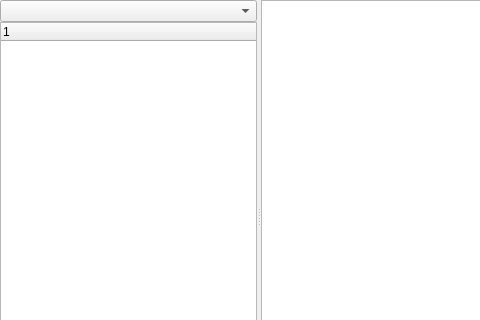
This is lib/util/flowchart/FlowchartTemplate.ui in acq4/acq4 as Qt 5 draws it before an edit; both pictures show x 0 to 480 and y 0 to 320 of the 779 by 454 pixel window. The edited form follows.
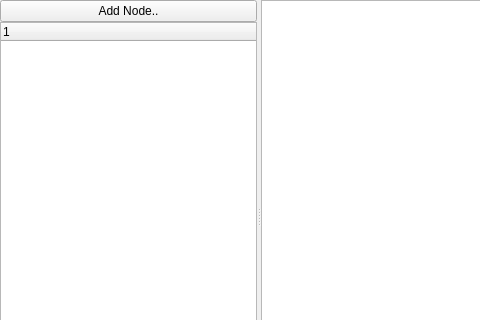
This is the edited form. Custom widgets are drawn as their Qt base class.

Commit message: Moved flowchart nodes into library plots working in analyzer implemented all filters from filterlist

What changed in the file:
```diff
--- a/lib/util/flowchart/FlowchartTemplate.ui
+++ b/lib/util/flowchart/FlowchartTemplate.ui
@@ -31,7 +31,11 @@
         <number>0</number>
        </property>
        <item>
-        <widget class="QComboBox" name="nodeCombo"/>
+        <widget class="QPushButton" name="addNodeBtn">
+         <property name="text">
+          <string>Add Node..</string>
+         </property>
+        </widget>
        </item>
        <item>
         <widget class="TreeWidget" name="ctrlList">
```
The commit also changes 18 other files.
